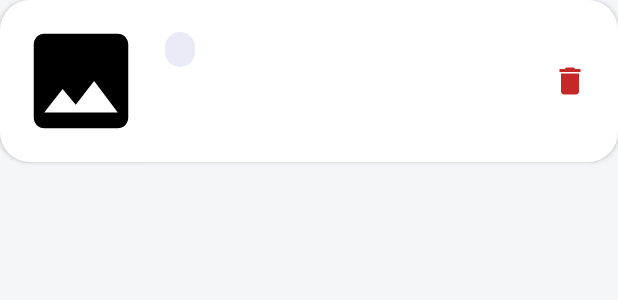
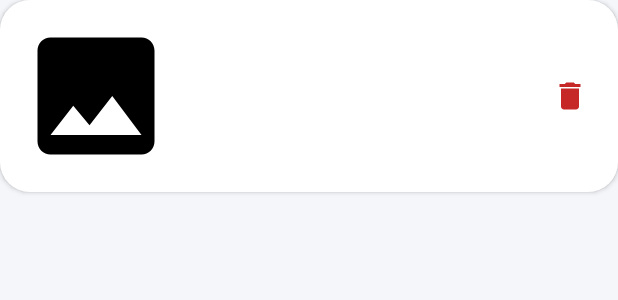
Before and after one commit to xiaohuan12138/ble-telemetry, an Android app: the layout item_photo.xml on its own in the app's theme, with its tools: preview values and no code run, on a phone screen of 412 x 824 dp. Shown: the top 300 px of the screen. Run offline under Robolectric (Android 15) with nearby library versions, the phone set to English and light mode, and no system bars.

Commit message:
polish(ui): nav页面淡入淡出/图库列表stagger进场/历史卡片大缩略图+滤镜色标/浮窗球松手吸附边缘+呼吸动画(面板展开暂停)

```diff
--- /dev/null
+++ b/android/app/src/main/res/anim/fade_out.xml
@@ -0,0 +1,6 @@
+<?xml version="1.0" encoding="utf-8"?>
+<!-- 页面切换退出：轻淡出 -->
+<alpha xmlns:android="http://schemas.android.com/apk/res/android"
+    android:duration="150"
+    android:fromAlpha="1.0"
+    android:toAlpha="0.0" />
--- /dev/null
+++ b/android/app/src/main/res/anim/layout_animation_fall.xml
@@ -0,0 +1,6 @@
+<?xml version="1.0" encoding="utf-8"?>
+<!-- 图库 RecyclerView 的进场编排：逐项延迟 15%，自上而下依次浮入 -->
+<layoutAnimation xmlns:android="http://schemas.android.com/apk/res/android"
+    android:delay="15%"
+    android:animationOrder="normal"
+    android:animation="@anim/item_fall_in" />
--- /dev/null
+++ b/android/app/src/main/res/drawable/bg_dot.xml
@@ -0,0 +1,6 @@
+<?xml version="1.0" encoding="utf-8"?>
+<!-- 历史卡片滤镜色标：白底圆点由代码 backgroundTintList 按滤镜着色 -->
+<shape xmlns:android="http://schemas.android.com/apk/res/android" android:shape="oval">
+    <solid android:color="#FFFFFFFF" />
+    <size android:width="10dp" android:height="10dp" />
+</shape>
--- a/android/app/src/main/res/layout/fragment_gallery.xml
+++ b/android/app/src/main/res/layout/fragment_gallery.xml
@@ -86,6 +86,7 @@
         android:layout_height="0dp"
         android:layout_marginTop="12dp"
         android:clipToPadding="false"
+        android:layoutAnimation="@anim/layout_animation_fall"
         android:paddingHorizontal="16dp"
         android:paddingBottom="8dp"
         app:layout_constraintTop_toBottomOf="@id/banner"
--- a/android/app/src/main/res/layout/item_photo.xml
+++ b/android/app/src/main/res/layout/item_photo.xml
@@ -13,8 +13,8 @@
 
     <ImageView
         android:id="@+id/imgThumb"
-        android:layout_width="84dp"
-        android:layout_height="84dp"
+        android:layout_width="104dp"
+        android:layout_height="104dp"
         android:scaleType="centerCrop"
         android:contentDescription="@string/gallery_title"
         app:srcCompat="@drawable/ic_tab_gallery" />
@@ -26,15 +26,28 @@
         android:layout_weight="1"
         android:orientation="vertical">
 
-        <TextView
-            android:id="@+id/tvFilter"
+        <LinearLayout
             android:layout_width="wrap_content"
             android:layout_height="wrap_content"
-            android:background="@drawable/bg_chip"
-            android:paddingHorizontal="10dp"
-            android:paddingVertical="3dp"
-            android:textColor="@color/primary"
-            android:textSize="12sp" />
+            android:gravity="center_vertical"
+            android:orientation="horizontal">
+
+            <!-- 滤镜色标：颜色由 PhotoAdapter 按滤镜类型着色 -->
+            <View
+                android:id="@+id/dotFilter"
+                android:layout_width="10dp"
+                android:layout_height="10dp"
+                android:background="@drawable/bg_dot" />
+
+            <TextView
+                android:id="@+id/tvFilter"
+                android:layout_width="wrap_content"
+                android:layout_height="wrap_content"
+                android:layout_marginStart="6dp"
+                android:textColor="@color/primary"
+                android:textSize="12sp"
+                android:textStyle="bold" />
+        </LinearLayout>
 
         <TextView
             android:id="@+id/tvMeta"
```
Also changed, not shown: android/app/src/main/java/com/pixellab/app/ui/MainActivity.kt (+48 -2 lines), android/app/src/main/java/com/pixellab/app/ui/gallery/PhotoAdapter.kt (+19 -0 lines), android/app/src/main/res/anim/fade_in.xml (added, +7 -0 lines), android/app/src/main/res/anim/item_fall_in.xml (added, +14 -0 lines), android/app/src/main/res/drawable/bg_compare_knob.xml (added, +7 -0 lines), android/app/src/main/res/navigation/nav_graph.xml (+10 -2 lines).
